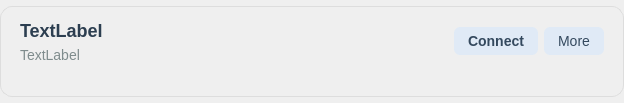
This is UI/DeviceWidget/DeviceItem/DeviceItem.ui in XQQYT/XqqytDesktop as Qt 5 draws it before an edit. The edited form follows.
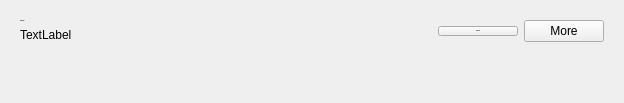
This is the edited form.

```diff
--- a/UI/DeviceWidget/DeviceItem/DeviceItem.ui
+++ b/UI/DeviceWidget/DeviceItem/DeviceItem.ui
@@ -22,45 +22,6 @@
   <property name="windowTitle">
    <string>Form</string>
   </property>
-  <property name="styleSheet">
-   <string notr="true">QWidget#DeviceItem {
-	border-radius: 12px;
-    border: 1px solid #dddddd;
-    padding: 12px;
-    margin: 6px 0;
-}
-/* 左侧 ID 标签 */
-QLabel#label_id {
-    font-size: 18px;
-    font-weight: bold;
-    color: #2c3e50;
-}
-
-/* 下方 IP 地址 */
-QLabel#label_ip {
-    font-size: 14px;
-    color: #7f8c8d;
-}
-
-QPushButton {
-    background-color: #e0eaf6;
-    color: #34495e;
-    border: none;
-    border-radius: 6px;
-    padding: 6px 14px;
-    font-size: 14px;
-}
-
-QPushButton:hover {
-    background-color: #d0def0;
-}
-
-QPushButton:pressed {
-    background-color: #b2c3db;
-}
-
-</string>
-  </property>
   <layout class="QFormLayout" name="formLayout">
    <item row="0" column="0">
     <widget class="QWidget" name="widget" native="true">
```
